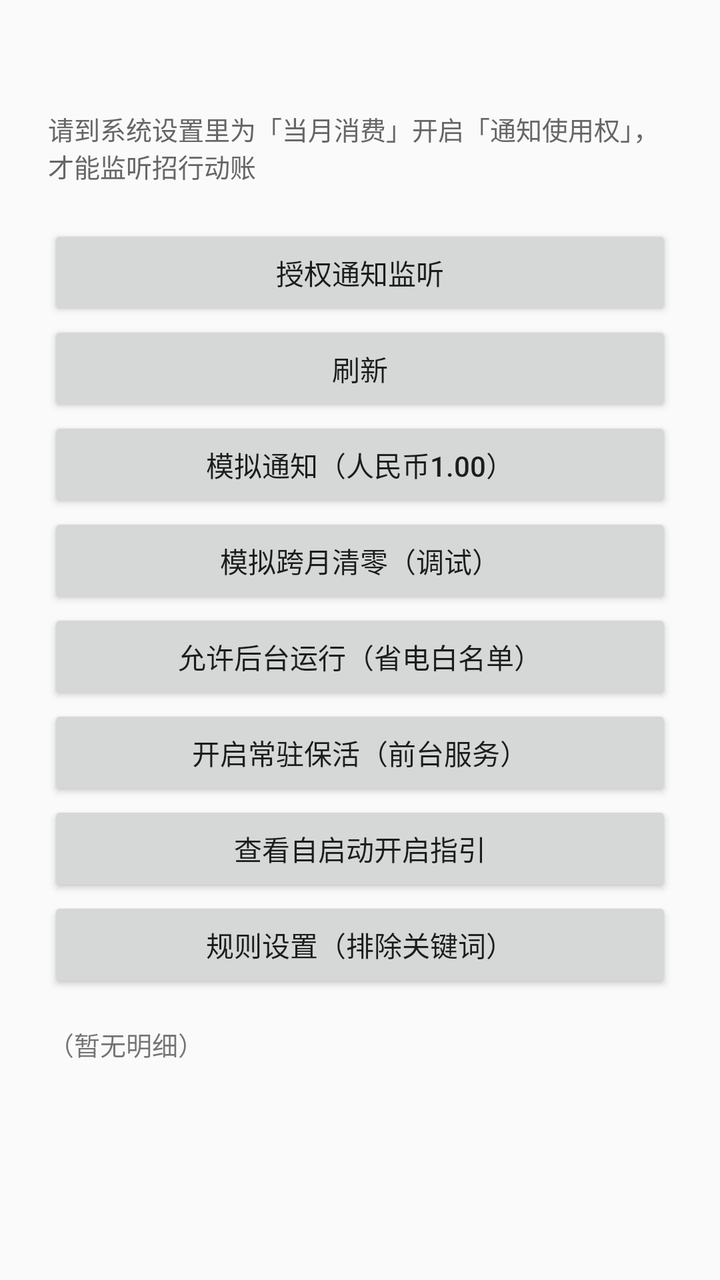
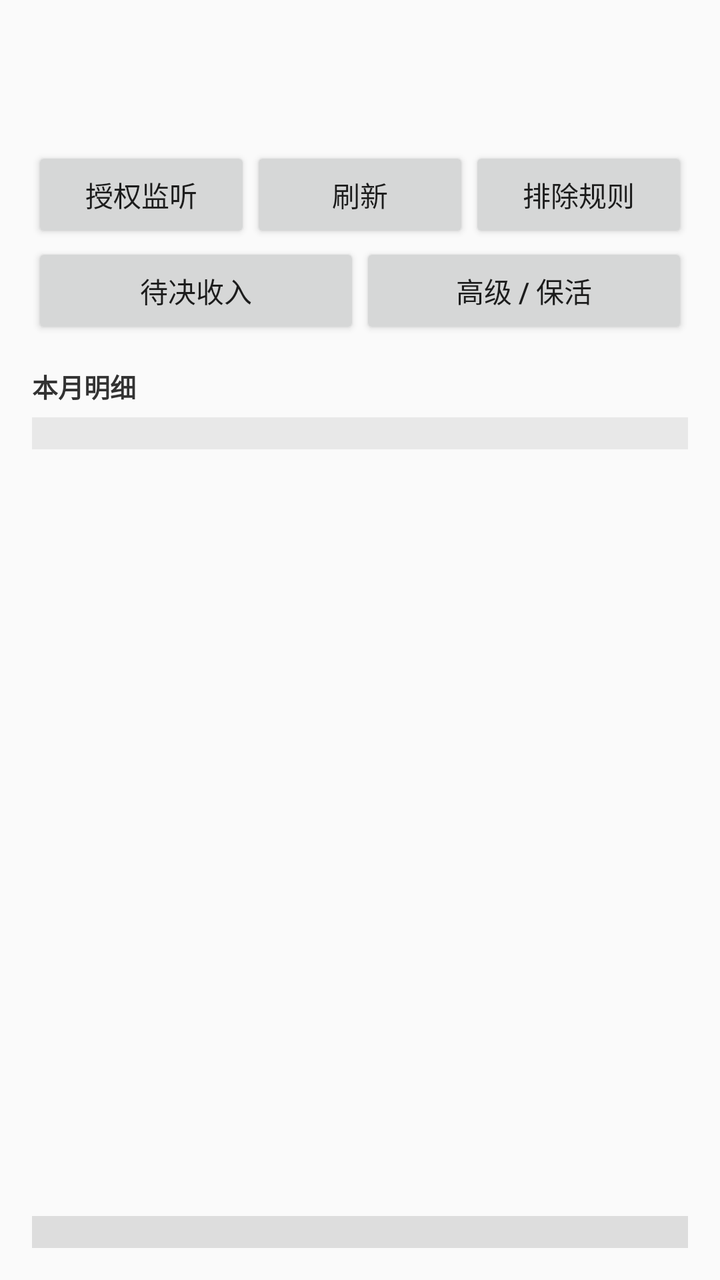

The first picture is an Android layout as it rendered before a commit; the second is the same layout after the commit. The layout source and the unified diff follow.
<!-- AndroidManifest.xml: application theme android:Theme.Material.Light.NoActionBar -->
<!-- res/layout/activity_main.xml -->
<?xml version="1.0" encoding="utf-8"?>
<LinearLayout xmlns:android="http://schemas.android.com/apk/res/android"
    android:layout_width="match_parent"
    android:layout_height="match_parent"
    android:orientation="vertical"
    android:padding="24dp">

    <TextView
        android:id="@+id/total_text"
        android:layout_width="wrap_content"
        android:layout_height="wrap_content"
        android:textSize="20sp"
        android:textStyle="bold"
        android:lineSpacingExtra="6dp" />

    <TextView
        android:layout_width="wrap_content"
        android:layout_height="wrap_content"
        android:layout_marginTop="4dp"
        android:layout_marginBottom="20dp"
        android:text="@string/grant_hint"
        android:textSize="13sp"
        android:textColor="#666666" />

    <Button
        android:id="@+id/grant_btn"
        android:layout_width="match_parent"
        android:layout_height="wrap_content"
        android:text="授权通知监听" />

    <Button
        android:id="@+id/refresh_btn"
        android:layout_width="match_parent"
        android:layout_height="wrap_content"
        android:text="刷新" />

    <Button
        android:id="@+id/test_btn"
        android:layout_width="match_parent"
        android:layout_height="wrap_content"
        android:text="模拟通知（人民币1.00）" />

    <Button
        android:id="@+id/month_btn"
        android:layout_width="match_parent"
        android:layout_height="wrap_content"
        android:text="模拟跨月清零（调试）" />

    <Button
        android:id="@+id/battery_btn"
        android:layout_width="match_parent"
        android:layout_height="wrap_content"
        android:text="允许后台运行（省电白名单）" />

    <Button
        android:id="@+id/keepalive_btn"
        android:layout_width="match_parent"
        android:layout_height="wrap_content"
        android:text="开启常驻保活（前台服务）" />

    <Button
        android:id="@+id/autostart_btn"
        android:layout_width="match_parent"
        android:layout_height="wrap_content"
        android:text="查看自启动开启指引" />

    <Button
        android:id="@+id/rules_btn"
        android:layout_width="match_parent"
        android:layout_height="wrap_content"
        android:text="规则设置（排除关键词）" />

    <TextView
        android:id="@+id/items_text"
        android:layout_width="match_parent"
        android:layout_height="wrap_content"
        android:layout_marginTop="16dp"
        android:textSize="13sp"
        android:lineSpacingExtra="4dp"
        android:text="（暂无明细）" />
</LinearLayout>
<!-- resources referenced by this layout -->
<resources>
  <string name="grant_hint">请到系统设置里为「当月消费」开启「通知使用权」，才能监听招行动账</string>
</resources>

<!-- the commit's change to res/layout/activity_main.xml (unified diff, before → after) -->
@@ -1,81 +1,123 @@
 <?xml version="1.0" encoding="utf-8"?>
 <LinearLayout xmlns:android="http://schemas.android.com/apk/res/android"
+    android:id="@+id/root"
     android:layout_width="match_parent"
     android:layout_height="match_parent"
     android:orientation="vertical"
-    android:padding="24dp">
+    android:padding="16dp">
 
+    
     <TextView
         android:id="@+id/total_text"
-        android:layout_width="wrap_content"
+        android:layout_width="match_parent"
         android:layout_height="wrap_content"
         android:textSize="20sp"
         android:textStyle="bold"
-        android:lineSpacingExtra="6dp" />
+        android:lineSpacingExtra="4dp" />
 
     <TextView
-        android:layout_width="wrap_content"
-        android:layout_height="wrap_content"
-        android:layout_marginTop="4dp"
-        android:layout_marginBottom="20dp"
-        android:text="@string/grant_hint"
-        android:textSize="13sp"
-        android:textColor="#666666" />
-
-    <Button
-        android:id="@+id/grant_btn"
+        android:id="@+id/sub_text"
         android:layout_width="match_parent"
         android:layout_height="wrap_content"
-        android:text="授权通知监听" />
+        android:layout_marginTop="2dp"
+        android:textSize="12sp"
+        android:textColor="#666666"
+        android:lineSpacingExtra="3dp" />
 
-    <Button
-        android:id="@+id/refresh_btn"
+    
+    <LinearLayout
         android:layout_width="match_parent"
         android:layout_height="wrap_content"
-        android:text="刷新" />
+        android:layout_marginTop="12dp"
+        android:orientation="horizontal">
 
-    <Button
-        android:id="@+id/test_btn"
+        <Button
+            android:id="@+id/grant_btn"
+            android:layout_width="0dp"
+            android:layout_height="wrap_content"
+            android:layout_weight="1"
+            android:text="授权监听" />
+
+        <Button
+            android:id="@+id/refresh_btn"
+            android:layout_width="0dp"
+            android:layout_height="wrap_content"
+            android:layout_weight="1"
+            android:text="刷新" />
+
+        <Button
+            android:id="@+id/rules_btn"
+            android:layout_width="0dp"
+            android:layout_height="wrap_content"
+            android:layout_weight="1"
+            android:text="排除规则" />
+    </LinearLayout>
+
+    <LinearLayout
         android:layout_width="match_parent"
         android:layout_height="wrap_content"
-        android:text="模拟通知（人民币1.00）" />
+        android:orientation="horizontal">
 
-    <Button
-        android:id="@+id/month_btn"
+        <Button
+            android:id="@+id/pending_btn"
+            android:layout_width="0dp"
+            android:layout_height="wrap_content"
+            android:layout_weight="1"
+            android:text="待决收入" />
+
+        <Button
+            android:id="@+id/advanced_btn"
+            android:layout_width="0dp"
+            android:layout_height="wrap_content"
+            android:layout_weight="1"
+            android:text="高级 / 保活" />
+    </LinearLayout>
+
+    <TextView
         android:layout_width="match_parent"
         android:layout_height="wrap_content"
-        android:text="模拟跨月清零（调试）" />
+        android:layout_marginTop="14dp"
+        android:text="本月明细"
+        android:textSize="13sp"
+        android:textStyle="bold"
+        android:textColor="#333333" />
 
-    <Button
-        android:id="@+id/battery_btn"
+    
+    <LinearLayout
+        android:id="@+id/table_header"
         android:layout_width="match_parent"
         android:layout_height="wrap_content"
-        android:text="允许后台运行（省电白名单）" />
+        android:layout_marginTop="6dp"
+        android:background="#E8E8E8"
+        android:orientation="horizontal"
+        android:paddingTop="8dp"
+        android:paddingBottom="8dp" />
 
-    <Button
-        android:id="@+id/keepalive_btn"
+    
+    <ScrollView
+        android:id="@+id/table_scroll"
+        android:layout_width="match_parent"
+        android:layout_height="0dp"
+        android:layout_weight="1"
+        android:layout_marginTop="1dp"
+        android:scrollbars="vertical"
+        android:fillViewport="false">
+
+        <LinearLayout
+            android:id="@+id/table_body"
+            android:layout_width="match_parent"
+            android:layout_height="wrap_content"
+            android:orientation="vertical" />
+    </ScrollView>
+
+    
+    <LinearLayout
+        android:id="@+id/table_total"
         android:layout_width="match_parent"
         android:layout_height="wrap_content"
-        android:text="开启常驻保活（前台服务）" />
-
-    <Button
-        android:id="@+id/autostart_btn"
-        android:layout_width="match_parent"
-        android:layout_height="wrap_content"
-        android:text="查看自启动开启指引" />
-
-    <Button
-        android:id="@+id/rules_btn"
-        android:layout_width="match_parent"
-        android:layout_height="wrap_content"
-        android:text="规则设置（排除关键词）" />
-
-    <TextView
-        android:id="@+id/items_text"
-        android:layout_width="match_parent"
-        android:layout_height="wrap_content"
-        android:layout_marginTop="16dp"
-        android:textSize="13sp"
-        android:lineSpacingExtra="4dp"
-        android:text="（暂无明细）" />
+        android:layout_marginTop="1dp"
+        android:background="#DDDDDD"
+        android:orientation="horizontal"
+        android:paddingTop="8dp"
+        android:paddingBottom="8dp" />
 </LinearLayout>
<!-- resource entries referenced after the edit -->
@@ -1,5 +1,5 @@
 <!-- resources referenced by this layout -->
 <resources>
-  <string name="grant_hint">请到系统设置里为「当月消费」开启「通知使用权」，才能监听招行动账</string>
+
 </resources>
 
